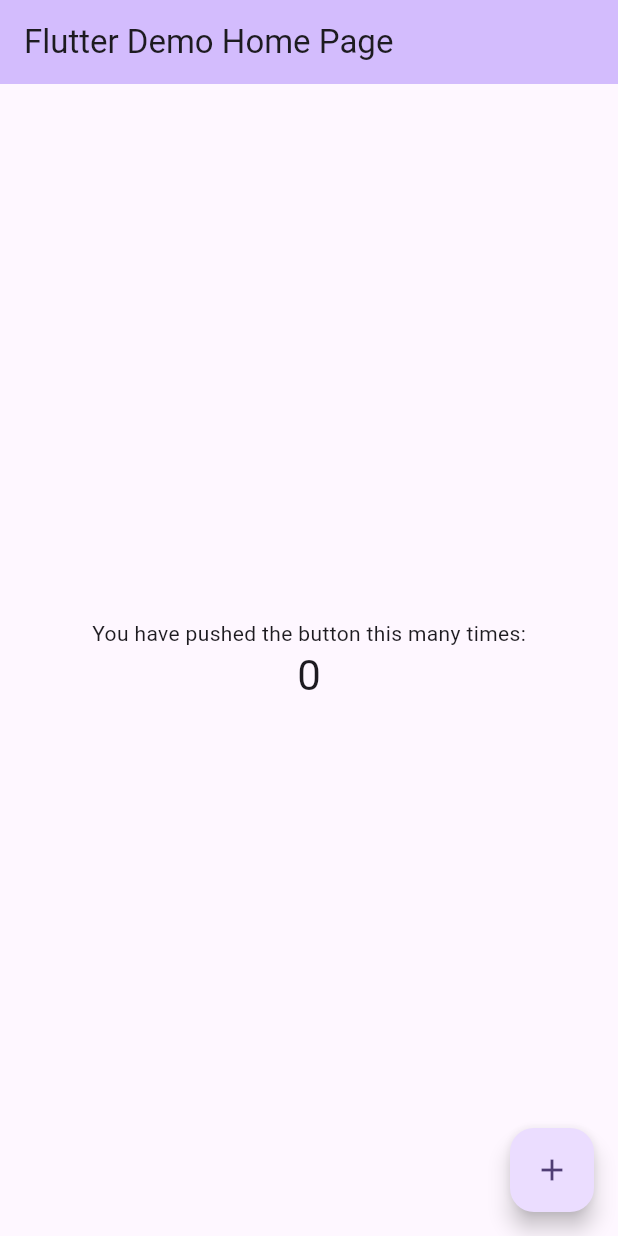
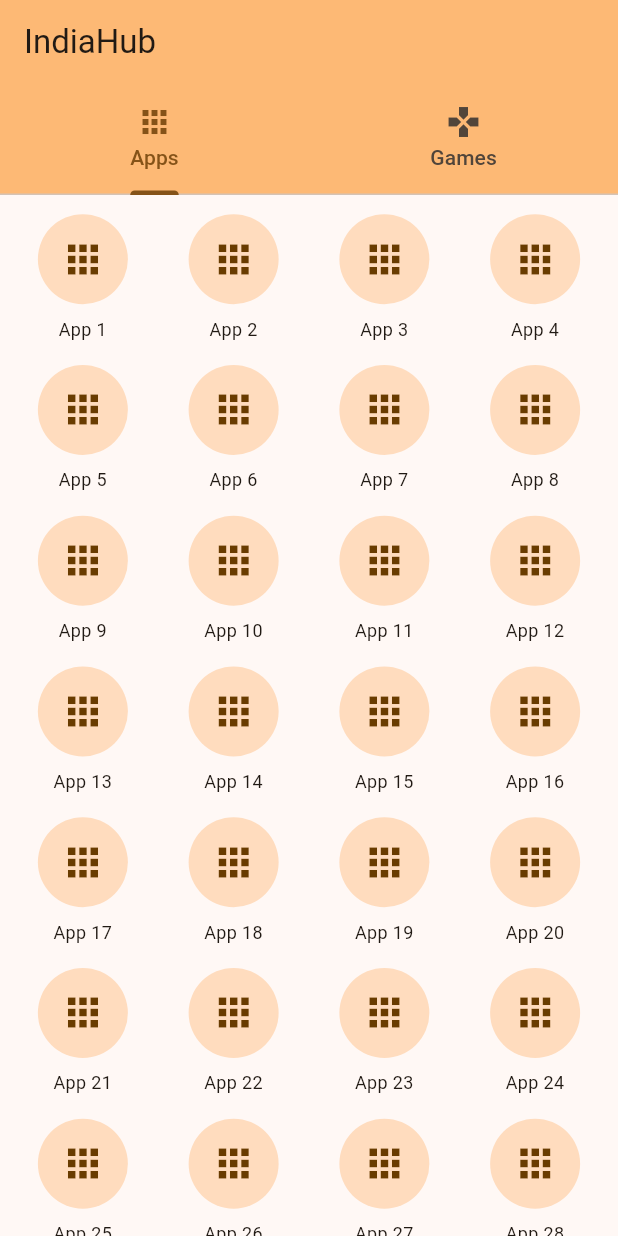
Before and after one commit to could-ai/019a1f2e-41ba-794b-8221-8cd0a5e2ad91, a Flutter app: the screen it shows after launch, on a phone screen of 412 x 824 dp. Run offline on Flutter 3.47's test engine with Material 3 defaults, Android fonts, the phone set to English and light mode, and no system bars.

Commit message:
The default counter application has been completely replaced to create the 'IndiaHub' application. The new code sets up a home page with a tabbed view for 'Apps' and 'Games'. It includes placeholder data for 60 applications and 20 games, displaying them in a grid with circular icons and names, as requested. This establishes the core structure and UI for the app hub.; The project name has been updated from 'couldai_user_app' to 'indiahub' to match the requested application name. The description has also been changed to reflect the new purpose of the application as a hub for apps and games.; The README.md file has been updated to reflect the new project name, 'indiahub', and its purpose. The old name and generic description have been replaced.; The title and meta tags in the main HTML file for the web version of the app have been updated from 'couldai_user_app' to 'indiahub'. This ensures the app name is consistent in the browser tab and when saved to a home screen.

```diff
--- a/usr/lib/main.dart
+++ b/usr/lib/main.dart
@@ -4,117 +4,123 @@ void main() {
   runApp(const MyApp());
 }
 
+class AppItem {
+  final String name;
+  final IconData icon;
+
+  AppItem({required this.name, required this.icon});
+}
+
 class MyApp extends StatelessWidget {
   const MyApp({super.key});
 
-  // This widget is the root of your application.
   @override
   Widget build(BuildContext context) {
     return MaterialApp(
-      title: 'Flutter Demo',
+      title: 'IndiaHub',
       debugShowCheckedModeBanner: false,
       theme: ThemeData(
-        // This is the theme of your application.
-        //
-        // TRY THIS: Try running your application with "flutter run". You'll see
-        // the application has a purple toolbar. Then, without quitting the app,
-        // try changing the seedColor in the colorScheme below to Colors.green
-        // and then invoke "hot reload" (save your changes or press the "hot
-        // reload" button in a Flutter-supported IDE, or press "r" if you used
-        // the command line to start the app).
-        //
-        // Notice that the counter didn't reset back to zero; the application
-        // state is not lost during the reload. To reset the state, use hot
-        // restart instead.
-        //
-        // This works for code too, not just values: Most code changes can be
-        // tested with just a hot reload.
-        colorScheme: ColorScheme.fromSeed(seedColor: Colors.deepPurple),
+        colorScheme: ColorScheme.fromSeed(seedColor: Colors.orange),
+        useMaterial3: true,
       ),
-      home: const MyHomePage(title: 'Flutter Demo Home Page'),
+      home: const MyHomePage(),
     );
   }
 }
 
 class MyHomePage extends StatefulWidget {
-  const MyHomePage({super.key, required this.title});
-
-  // This widget is the home page of your application. It is stateful, meaning
-  // that it has a State object (defined below) that contains fields that affect
-  // how it looks.
-
-  // This class is the configuration for the state. It holds the values (in this
-  // case the title) provided by the parent (in this case the App widget) and
-  // used by the build method of the State. Fields in a Widget subclass are
-  // always marked "final".
-
-  final String title;
+  const MyHomePage({super.key});
 
   @override
   State<MyHomePage> createState() => _MyHomePageState();
 }
 
 class _MyHomePageState extends State<MyHomePage> {
-  int _counter = 0;
+  final List<AppItem> apps = List.generate(
+    60,
+    (index) => AppItem(name: 'App ${index + 1}', icon: Icons.apps),
+  );
 
-  void _incrementCounter() {
-    setState(() {
-      // This call to setState tells the Flutter framework that something has
-      // changed in this State, which causes it to rerun the build method below
-      // so that the display can reflect the updated values. If we changed
-      // _counter without calling setState(), then the build method would not be
-      // called again, and so nothing would appear to happen.
-      _counter++;
-    });
-  }
+  final List<AppItem> games = List.generate(
+    20,
+    (index) => AppItem(name: 'Game ${index + 1}', icon: Icons.gamepad),
+  );
 
   @override
   Widget build(BuildContext context) {
-    // This method is rerun every time setState is called, for instance as done
-    // by the _incrementCounter method above.
-    //
-    // The Flutter framework has been optimized to make rerunning build methods
-    // fast, so that you can just rebuild anything that needs updating rather
-    // than having to individually change instances of widgets.
-    return Scaffold(
-      appBar: AppBar(
-        // TRY THIS: Try changing the color here to a specific color (to
-        // Colors.amber, perhaps?) and trigger a hot reload to see the AppBar
-        // change color while the other colors stay the same.
-        backgroundColor: Theme.of(context).colorScheme.inversePrimary,
-        // Here we take the value from the MyHomePage object that was created by
-        // the App.build method, and use it to set our appbar title.
-        title: Text(widget.title),
-      ),
-      body: Center(
-        // Center is a layout widget. It takes a single child and positions it
-        // in the middle of the parent.
-        child: Column(
-          // Column is also a layout widget. It takes a list of children and
-          // arranges them vertically. By default, it sizes itself to fit its
-          // children horizontally, and tries to be as tall as its parent.
-          //
-          // Column has various properties to control how it sizes itself and
-          // how it positions its children. Here we use mainAxisAlignment to
-          // center the children vertically; the main axis here is the vertical
-          // axis because Columns are vertical (the cross axis would be
-          // horizontal).
-          //
-          // TRY THIS: Invoke "debug painting" (choose the "Toggle Debug Paint"
-          // action in the IDE, or press "p" in the console), to see the
-          // wireframe for each widget.
-          mainAxisAlignment: MainAxisAlignment.center,
-          children: <Widget>[
-            const Text('You have pushed the button this many times:'),
-            Text('$_counter', style: Theme.of(context).textTheme.headlineMedium),
+    return DefaultTabController(
+      length: 2,
+      child: Scaffold(
+        appBar: AppBar(
+          title: const Text('IndiaHub'),
+          backgroundColor: Theme.of(context).colorScheme.inversePrimary,
+          bottom: const TabBar(
+            tabs: [
+              Tab(icon: Icon(Icons.apps), text: 'Apps'),
+              Tab(icon: Icon(Icons.gamepad), text: 'Games'),
+            ],
+          ),
+        ),
+        body: TabBarView(
+          children: [
+            AppGridView(items: apps),
+            AppGridView(items: games),
           ],
         ),
       ),
-      floatingActionButton: FloatingActionButton(
-        onPressed: _incrementCounter,
-        tooltip: 'Increment',
-        child: const Icon(Icons.add),
-      ), // This trailing comma makes auto-formatting nicer for build methods.
     );
   }
 }
+
+class AppGridView extends StatelessWidget {
+  final List<AppItem> items;
+
+  const AppGridView({super.key, required this.items});
+
+  @override
+  Widget build(BuildContext context) {
+    return GridView.builder(
+      padding: const EdgeInsets.all(10.0),
+      gridDelegate: const SliverGridDelegateWithFixedCrossAxisCount(
+        crossAxisCount: 4,
+        crossAxisSpacing: 10.0,
+        mainAxisSpacing: 10.0,
+      ),
+      itemCount: items.length,
+      itemBuilder: (context, index) {
+        return AppIcon(item: items[index]);
+      },
+    );
+  }
+}
+
+class AppIcon extends StatelessWidget {
+  final AppItem item;
+
+  const AppIcon({super.key, required this.item});
+
+  @override
+  Widget build(BuildContext context) {
+    return Column(
+      mainAxisAlignment: MainAxisAlignment.center,
+      children: <Widget>[
+        CircleAvatar(
+          radius: 30,
+          backgroundColor: Theme.of(context).colorScheme.primaryContainer,
+          child: Icon(
+            item.icon,
+            size: 30,
+            color: Theme.of(context).colorScheme.onPrimaryContainer,
+          ),
+        ),
+        const SizedBox(height: 8),
+        Text(
+          item.name,
+          textAlign: TextAlign.center,
+          overflow: TextOverflow.ellipsis,
+          style: const TextStyle(fontSize: 12),
+        ),
+      ],
+    );
+  }
+}
--- a/usr/pubspec.yaml
+++ b/usr/pubspec.yaml
@@ -1,5 +1,5 @@
-name: couldai_user_app
-description: "A new Flutter project."
+name: indiahub
+description: "A hub for all your favorite apps and games."
 # The following line prevents the package from being accidentally published to
 # pub.dev using `flutter pub publish`. This is preferred for private packages.
 publish_to: 'none' # Remove this line if you wish to publish to pub.dev
```
Also changed, not shown: 2 other files.
